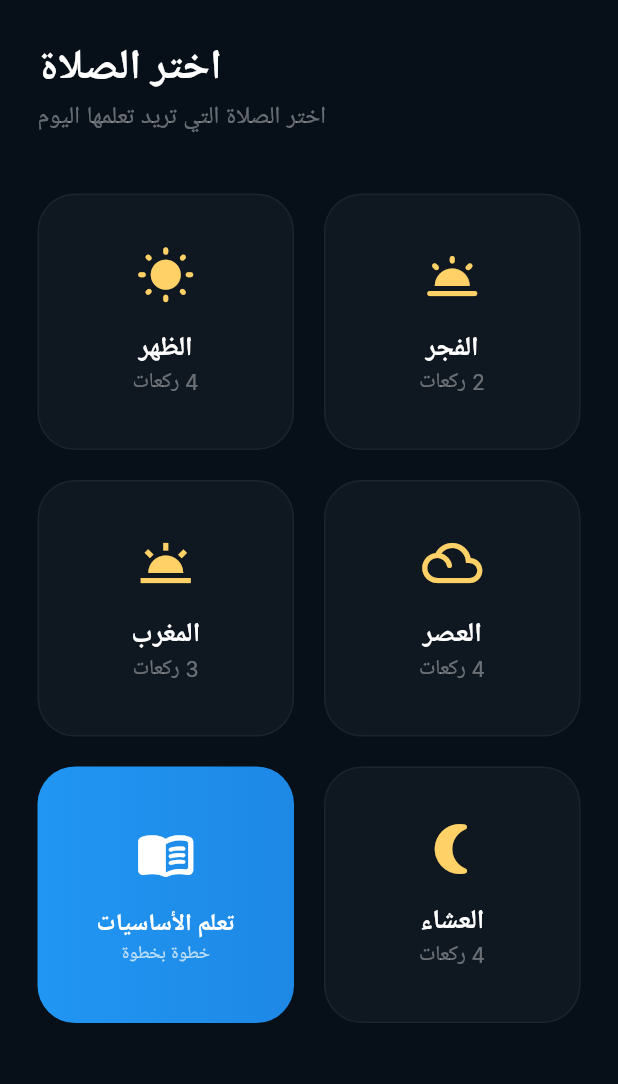
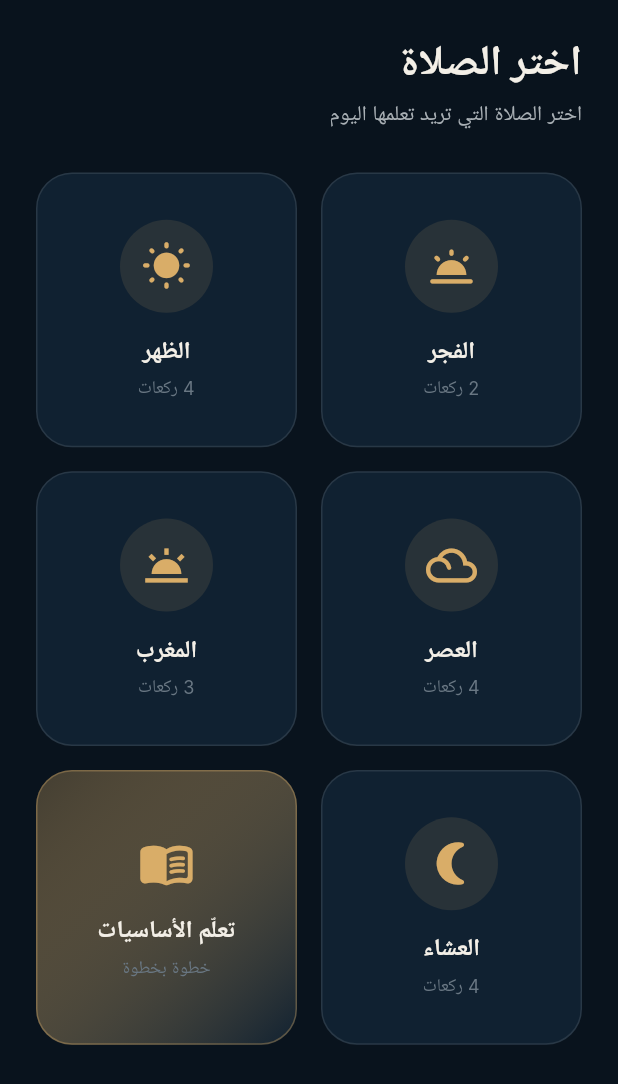
Before and after one commit to abdalmqadma/munib, a Flutter app: the WidgetPreviewScreen screen opened directly, on a phone screen of 412 x 824 dp. Shown: the top 1084 px of the screen. Run offline on Flutter 3.47's test engine with Material 3 defaults, Android fonts, the phone set to English and light mode, and no system bars; our stand-ins replace camera, cloud_firestore, file_picker, firebase_auth, firebase_core, flutter_dotenv and 10 more; missing offline and left inert: google_mlkit_pose_detection, google_mlkit_text_recognition, home_widget; accounts and stored records are empty; Roboto replaces fonts that are missing (Inter).

Commit message:
Gate prayer coach behind sign in and apply global theme

```diff
--- a/lib/presentation/screens/widget_preview_screen.dart
+++ b/lib/presentation/screens/widget_preview_screen.dart
@@ -1,6 +1,10 @@
+import 'package:firebase_auth/firebase_auth.dart';
 import 'package:flutter/material.dart';
 import 'package:provider/provider.dart';
+
+import '../../core/app_strings.dart';
 import '../providers/prayer_coach_provider.dart';
+import 'auth_screen.dart';
 import 'prayer_coach/training_screen.dart';
 
 class WidgetPreviewScreen extends StatelessWidget {
@@ -8,35 +12,35 @@ class WidgetPreviewScreen extends StatelessWidget {
 
   @override
   Widget build(BuildContext context) {
+    final theme = Theme.of(context);
+
     return Scaffold(
-      backgroundColor: const Color(0xFF071019),
       body: SafeArea(
         child: Padding(
-          padding: const EdgeInsets.all(25.0),
+          padding: const EdgeInsets.all(24),
           child: Column(
-            crossAxisAlignment: CrossAxisAlignment.end,
+            crossAxisAlignment: CrossAxisAlignment.start,
             children: [
-              const Text(
-                'اختر الصلاة',
-                style: TextStyle(color: Colors.white, fontSize: 28, fontWeight: FontWeight.bold),
+              Text(
+                context.tr('choosePrayer'),
+                style: theme.textTheme.headlineMedium?.copyWith(fontWeight: FontWeight.w800),
               ),
-              const Text(
-                'اختر الصلاة التي تريد تعلمها اليوم',
-                style: TextStyle(color: Colors.white38, fontSize: 16),
-              ),
-              const SizedBox(height: 40),
+              const SizedBox(height: 6),
+              Text(context.tr('choosePrayerSubtitle'), style: theme.textTheme.bodyMedium),
+              const SizedBox(height: 28),
               Expanded(
                 child: GridView.count(
                   crossAxisCount: 2,
-                  mainAxisSpacing: 20,
-                  crossAxisSpacing: 20,
+                  mainAxisSpacing: 16,
+                  crossAxisSpacing: 16,
+                  childAspectRatio: .95,
                   children: [
-                    _buildPrayerOption(context, 'الفجر', 2, Icons.wb_twilight_rounded),
-                    _buildPrayerOption(context, 'الظهر', 4, Icons.wb_sunny_rounded),
-                    _buildPrayerOption(context, 'العصر', 4, Icons.filter_drama_rounded),
-                    _buildPrayerOption(context, 'المغرب', 3, Icons.wb_twilight_sharp),
-                    _buildPrayerOption(context, 'العشاء', 4, Icons.nightlight_round),
-                    _buildLearningOption(context),
+                    _prayerOption(context, context.tr('fajr'), 2, Icons.wb_twilight_rounded),
+                    _prayerOption(context, context.tr('dhuhr'), 4, Icons.wb_sunny_rounded),
+                    _prayerOption(context, context.tr('asr'), 4, Icons.filter_drama_rounded),
+                    _prayerOption(context, context.tr('maghrib'), 3, Icons.wb_twilight_sharp),
+                    _prayerOption(context, context.tr('isha'), 4, Icons.nightlight_round),
+                    _learningOption(context),
                   ],
                 ),
               ),
@@ -47,54 +51,100 @@ class WidgetPreviewScreen extends StatelessWidget {
     );
   }
 
-  Widget _buildPrayerOption(BuildContext context, String title, int rakahs, IconData icon) {
+  Widget _prayerOption(BuildContext context, String title, int rakahs, IconData icon) {
+    final theme = Theme.of(context);
+    final scheme = theme.colorScheme;
+
     return InkWell(
       onTap: () => _startTraining(context, title, rakahs),
-      borderRadius: BorderRadius.circular(25),
-      child: Container(
+      borderRadius: BorderRadius.circular(24),
+      child: Ink(
         decoration: BoxDecoration(
-          color: Colors.white.withOpacity(0.03),
-          borderRadius: BorderRadius.circular(25),
-          border: Border.all(color: Colors.white.withOpacity(0.05)),
+          color: scheme.surface,
+          borderRadius: BorderRadius.circular(24),
+          border: Border.all(color: scheme.outline),
         ),
         child: Column(
           mainAxisAlignment: MainAxisAlignment.center,
           children: [
-            Icon(icon, color: const Color(0xFFFFD166), size: 40),
-            const SizedBox(height: 15),
-            Text(title, style: const TextStyle(color: Colors.white, fontSize: 18, fontWeight: FontWeight.bold)),
-            Text('$rakahs ركعات', style: const TextStyle(color: Colors.white38, fontSize: 14)),
+            Container(
+              padding: const EdgeInsets.all(14),
+              decoration: BoxDecoration(
+                color: scheme.primary.withValues(alpha: .12),
+                shape: BoxShape.circle,
+              ),
+              child: Icon(icon, color: scheme.primary, size: 34),
+            ),
+            const SizedBox(height: 14),
+            Text(title, style: theme.textTheme.titleMedium?.copyWith(fontWeight: FontWeight.w700)),
+            const SizedBox(height: 4),
+            Text('$rakahs ${context.tr('rakahs')}', style: theme.textTheme.bodySmall),
           ],
         ),
       ),
     );
   }
 
-  Widget _buildLearningOption(BuildContext context) {
+  Widget _learningOption(BuildContext context) {
+    final theme = Theme.of(context);
+    final scheme = theme.colorScheme;
+
     return InkWell(
-      onTap: () => _startTraining(context, 'الأساسيات', 0),
-      borderRadius: BorderRadius.circular(25),
-      child: Container(
+      onTap: () => _startTraining(context, context.tr('learnBasics'), 1),
+      borderRadius: BorderRadius.circular(24),
+      child: Ink(
         decoration: BoxDecoration(
-          gradient: const LinearGradient(colors: [Colors.blue, Color(0xFF1E88E5)]),
-          borderRadius: BorderRadius.circular(25),
+          borderRadius: BorderRadius.circular(24),
+          gradient: LinearGradient(
+            colors: [scheme.primary.withValues(alpha: .28), scheme.surface],
+            begin: Alignment.topLeft,
+            end: Alignment.bottomRight,
+          ),
+          border: Border.all(color: scheme.primary.withValues(alpha: .35)),
         ),
-        child: const Column(
+        child: Column(
           mainAxisAlignment: MainAxisAlignment.center,
           children: [
-            Icon(Icons.menu_book_rounded, color: Colors.white, size: 40),
-            const SizedBox(height: 15),
-            Text('تعلم الأساسيات', style: TextStyle(color: Colors.white, fontSize: 16, fontWeight: FontWeight.bold)),
-            Text('خطوة بخطوة', style: TextStyle(color: Colors.white70, fontSize: 12)),
+            Icon(Icons.menu_book_rounded, color: scheme.primary, size: 38),
+            const SizedBox(height: 14),
+            Text(context.tr('learnBasics'), style: theme.textTheme.titleMedium?.copyWith(fontWeight: FontWeight.w700)),
+            const SizedBox(height: 4),
+            Text(context.tr('stepByStep'), style: theme.textTheme.bodySmall),
           ],
         ),
       ),
     );
   }
 
-  void _startTraining(BuildContext context, String prayerName, int rakahs) {
+  Future<void> _startTraining(BuildContext context, String prayerName, int rakahs) async {
+    if (FirebaseAuth.instance.currentUser == null) {
+      final shouldLogin = await showDialog<bool>(
+        context: context,
+        builder: (dialogContext) => AlertDialog(
+          icon: const Icon(Icons.lock_person_rounded),
+          title: Text(context.tr('coachLoginTitle')),
+          content: Text(context.tr('coachLoginBody'), textAlign: TextAlign.center),
+          actions: [
+            TextButton(
+              onPressed: () => Navigator.pop(dialogContext, false),
+              child: Text(context.tr('cancel')),
+            ),
+            FilledButton(
+              onPressed: () => Navigator.pop(dialogContext, true),
+              child: Text(context.tr('continueToLogin')),
+            ),
+          ],
+        ),
+      );
+
+      if (shouldLogin == true && context.mounted) {
+        await Navigator.push(context, MaterialPageRoute(builder: (_) => const AuthScreen()));
+      }
+      if (!context.mounted || FirebaseAuth.instance.currentUser == null) return;
+    }
+
     context.read<PrayerCoachProvider>().startSession(rakahs);
-    Navigator.push(
+    await Navigator.push(
       context,
       MaterialPageRoute(builder: (_) => TrainingScreen(prayerName: prayerName)),
     );
```
